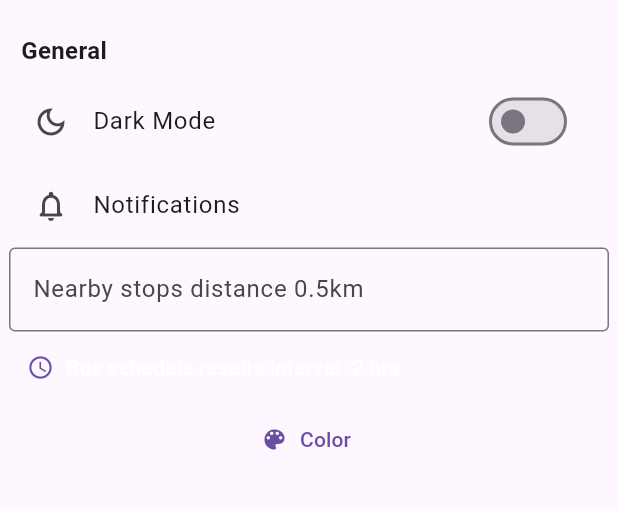
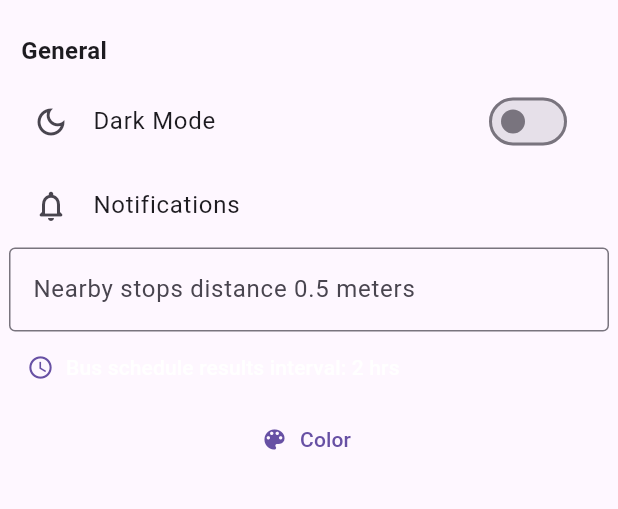
Before and after one commit to popcorn9499/TransitApp, a Flutter app: the SettingsMenu screen opened directly, on a phone screen of 412 x 824 dp, the part 63-572 px from its top. Run offline on Flutter 3.47's test engine with Material 3 defaults, Android fonts, the phone set to English and light mode, and no system bars; our stand-ins replace geolocator, shared_preferences, sprintf; accounts and stored records are empty.

Commit message:
update config to store distance in meters

```diff
--- a/lib/Config/Config.dart
+++ b/lib/Config/Config.dart
@@ -23,7 +23,7 @@ class Config {
 
   Future<int> getBusScheduleMaxResultTime() async {
     SharedPreferences prefs = await SharedPreferences.getInstance();
-    return prefs.getInt(BUS_SCHEDULE_MAX_RESULT_TIME) ?? 2;
+    return prefs.getInt(BUS_SCHEDULE_MAX_RESULT_TIME) ?? 250;
   }
 
 
--- a/lib/widgets/menus/settings_menu.dart
+++ b/lib/widgets/menus/settings_menu.dart
@@ -134,7 +134,7 @@ class SettingsMenuState extends State<SettingsMenu> {
                       icon: Icons.notifications_none_rounded),
                   TextField(
                     decoration: InputDecoration(
-                        labelText: "Nearby stops distance ${nearbyStopsDist}km",
+                        labelText: "Nearby stops distance $nearbyStopsDist meters",
                         border: const OutlineInputBorder()),
                     keyboardType: TextInputType.number,
                     inputFormatters: <TextInputFormatter>[
```
